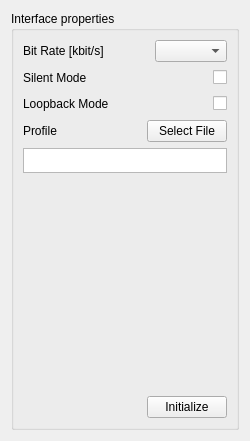
Before: the Qt Designer form a825configbox.ui in JuliaCzarnowska/ARINC_825, drawn with Qt 5.
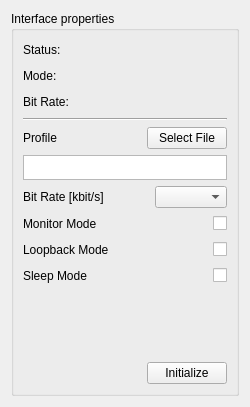
After: the same form once the commit is applied.

Diff of the .ui file:
```diff
--- a/a825configbox.ui
+++ b/a825configbox.ui
@@ -7,7 +7,7 @@
     <x>0</x>
     <y>0</y>
     <width>250</width>
-    <height>441</height>
+    <height>407</height>
    </rect>
   </property>
   <property name="sizePolicy">
@@ -38,6 +38,98 @@
       <string>Interface properties</string>
      </property>
      <layout class="QVBoxLayout" name="verticalLayout">
+      <item>
+       <widget class="QLabel" name="statusLabel">
+        <property name="minimumSize">
+         <size>
+          <width>0</width>
+          <height>20</height>
+         </size>
+        </property>
+        <property name="text">
+         <string>Status:</string>
+        </property>
+       </widget>
+      </item>
+      <item>
+       <widget class="QLabel" name="modeLabel">
+        <property name="minimumSize">
+         <size>
+          <width>0</width>
+          <height>20</height>
+         </size>
+        </property>
+        <property name="text">
+         <string>Mode:</string>
+        </property>
+       </widget>
+      </item>
+      <item>
+       <widget class="QLabel" name="bitRateLabel_2">
+        <property name="minimumSize">
+         <size>
+          <width>0</width>
+          <height>20</height>
+         </size>
+        </property>
+        <property name="text">
+         <string>Bit Rate:</string>
+        </property>
+       </widget>
+      </item>
+      <item>
+       <widget class="Line" name="line">
+        <property name="orientation">
+         <enum>Qt::Horizontal</enum>
+        </property>
+       </widget>
+      </item>
+      <item>
+       <layout class="QHBoxLayout" name="horizontalLayout_2">
+        <item>
+         <widget class="QLabel" name="profileLabel">
+          <property name="text">
+           <string>Profile</string>
+          </property>
+         </widget>
+        </item>
+        <item>
+         <widget class="QPushButton" name="profileButton">
+          <property name="sizePolicy">
+           <sizepolicy hsizetype="Fixed" vsizetype="Fixed">
+            <horstretch>0</horstretch>
+            <verstretch>0</verstretch>
+           </sizepolicy>
+          </property>
+          <property name="minimumSize">
+           <size>
+            <width>50</width>
+            <height>20</height>
+           </size>
+          </property>
+          <property name="layoutDirection">
+           <enum>Qt::RightToLeft</enum>
+          </property>
+          <property name="autoFillBackground">
+           <bool>false</bool>
+          </property>
+          <property name="text">
+           <string>Select File</string>
+          </property>
+         </widget>
+        </item>
+       </layout>
+      </item>
+      <item>
+       <widget class="QTextBrowser" name="textBrowser">
+        <property name="maximumSize">
+         <size>
+          <width>1000</width>
+          <height>25</height>
+         </size>
+        </property>
+       </widget>
+      </item>
       <item>
        <layout class="QHBoxLayout" name="horizontalLayout_3">
         <item>
@@ -73,7 +165,7 @@
         <item>
          <widget class="QLabel" name="silentModeLabel">
           <property name="text">
-           <string>Silent Mode</string>
+           <string>Monitor Mode</string>
           </property>
          </widget>
         </item>
@@ -149,51 +241,45 @@
        </layout>
       </item>
       <item>
-       <layout class="QHBoxLayout" name="horizontalLayout_2">
+       <layout class="QHBoxLayout" name="horizontalLayout_7">
         <item>
-         <widget class="QLabel" name="profileLabel">
+         <widget class="QLabel" name="sleepModeLabel">
           <property name="text">
-           <string>Profile</string>
+           <string>Sleep Mode</string>
           </property>
          </widget>
         </item>
         <item>
-         <widget class="QPushButton" name="profileButton">
+         <spacer name="horizontalSpacer_4">
+          <property name="orientation">
+           <enum>Qt::Horizontal</enum>
+          </property>
+          <property name="sizeHint" stdset="0">
+           <size>
+            <width>40</width>
+            <height>20</height>
+           </size>
+          </property>
+         </spacer>
+        </item>
+        <item>
+         <widget class="QCheckBox" name="sleepModeCheckBox">
           <property name="sizePolicy">
-           <sizepolicy hsizetype="Fixed" vsizetype="Fixed">
+           <sizepolicy hsizetype="Preferred" vsizetype="Fixed">
             <horstretch>0</horstretch>
             <verstretch>0</verstretch>
            </sizepolicy>
           </property>
-          <property name="minimumSize">
-           <size>
-            <width>50</width>
-            <height>20</height>
-           </size>
-          </property>
           <property name="layoutDirection">
            <enum>Qt::RightToLeft</enum>
           </property>
-          <property name="autoFillBackground">
-           <bool>false</bool>
-          </property>
           <property name="text">
-           <string>Select File</string>
+           <string/>
           </property>
          </widget>
         </item>
        </layout>
       </item>
-      <item>
-       <widget class="QTextBrowser" name="textBrowser">
-        <property name="maximumSize">
-         <size>
-          <width>1000</width>
-          <height>25</height>
-         </size>
-        </property>
-       </widget>
-      </item>
       <item>
        <spacer name="verticalSpacer">
         <property name="orientation">
```
Left out of the diff: 2 changed lines with no effect on the pictures.
